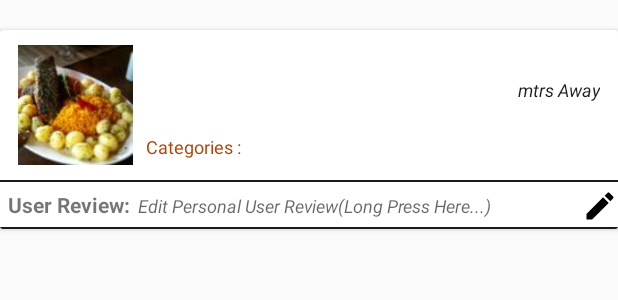
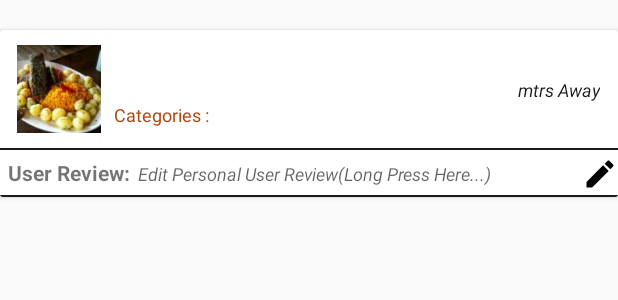
Before and after one commit to jay1493/NewProject, an Android app: the layout main_menu_recycler_row.xml on its own in the app's theme, with its tools: preview values and no code run, on a phone screen of 412 x 824 dp. Shown: the top 300 px of the screen. Run offline under Robolectric (Android 15) with nearby library versions, the phone set to English and light mode, and no system bars.

Commit message:
New Project

```diff
--- a/app/build.gradle
+++ b/app/build.gradle
@@ -60,6 +60,11 @@ dependencies {
     implementation "android.arch.paging:runtime:1.0.0-alpha4-1"
     implementation 'com.android.support.constraint:constraint-layout:1.0.2'
     implementation 'com.yarolegovich:lovely-dialog:1.1.0'
+
+    //Glide
+    implementation 'com.github.bumptech.glide:glide:4.6.1'
+    annotationProcessor 'com.github.bumptech.glide:compiler:4.6.1'
+
     testImplementation 'junit:junit:4.12'
     androidTestImplementation 'com.android.support.test:runner:1.0.1'
     androidTestImplementation 'com.android.support.test.espresso:espresso-core:3.0.1'
--- a/app/src/main/java/com/anubhav_singh/infoedgeassignment/constants/ConstantUtill.java
+++ b/app/src/main/java/com/anubhav_singh/infoedgeassignment/constants/ConstantUtill.java
@@ -9,9 +9,8 @@ public final class ConstantUtill {
     public static final String FOUR_SQUARE_CLIENT_SECRET = "MQUGM4CWIFAITK3APRE5SUXZJMCVP1AVSQ1ZVZIW4Z2ZFWL4";
     public static final int LOCATION_PERMISSION_REQUEST_CODE = 109;
     public static final int PLAY_SERVICES_RESOLUTION_REQUEST = 1000;
-    public static final int UPDATE_INTERVAL = 120000; // 2min
-    public static final int FATEST_INTERVAL = 60000; // 1min
-    public static final int DISPLACEMENT = 10; // 10 meters
+    public static final int UPDATE_INTERVAL = 900000; // 15min
+    public static final int DISPLACEMENT = 100; // 100 meters
     public static final String BASE_URL = "https://api.foursquare.com/v2/venues/";
     public static final String FOURSQUARE_VERSION = "20180205";
     public static final String SEARCH_VENUE_QUERY_PARAM = "cafe";
--- a/app/src/main/res/layout/main_menu_recycler_row.xml
+++ b/app/src/main/res/layout/main_menu_recycler_row.xml
@@ -21,11 +21,12 @@
 
     <ImageView
         android:id="@+id/iv_venue_recycler_item"
-        android:layout_width="@dimen/d80"
-        android:layout_height="@dimen/d80"
+        android:layout_width="@dimen/d88px"
+        android:layout_height="@dimen/d88px"
         android:src="@drawable/food_placeholder"
         android:scaleType="centerInside"
-        android:adjustViewBounds="true"/>
+        android:adjustViewBounds="true"
+        android:layout_gravity="center_vertical" />
     <RelativeLayout
         android:layout_width="match_parent"
         android:layout_height="match_parent"
--- a/app/src/main/res/values-w820dp/dimens.xml
+++ b/app/src/main/res/values-w820dp/dimens.xml
@@ -20,7 +20,8 @@
     <dimen name="d75">80dp</dimen>
     <dimen name="d250">260dp</dimen>
     <dimen name="d200">210dp</dimen>
-    <dimen name="d120">120dp</dimen>
-    <dimen name="d80">80dp</dimen>
-    <dimen name="d60">60dp</dimen>
+    <dimen name="d120">130dp</dimen>
+    <dimen name="d80">88dp</dimen>
+    <dimen name="d88px">94px</dimen>
+    <dimen name="d60">70dp</dimen>
 </resources>
--- a/app/src/main/res/values/dimens.xml
+++ b/app/src/main/res/values/dimens.xml
@@ -20,5 +20,6 @@
     <dimen name="d56">56dp</dimen>
     <dimen name="d120">120dp</dimen>
     <dimen name="d80">80dp</dimen>
+    <dimen name="d88px">88px</dimen>
     <dimen name="d60">60dp</dimen>
 </resources>
```
Also changed, not shown: app/src/main/java/com/anubhav_singh/infoedgeassignment/MainActivity.java (+14 -26 lines), app/src/main/java/com/anubhav_singh/infoedgeassignment/adapters/VenueAdapter.java (+9 -0 lines), app/src/main/java/com/anubhav_singh/infoedgeassignment/models/Venue.java (+1 -9 lines), app/src/main/java/com/anubhav_singh/infoedgeassignment/viewModels/CustomNearbyPlacesViewModel.java (+7 -10 lines).
